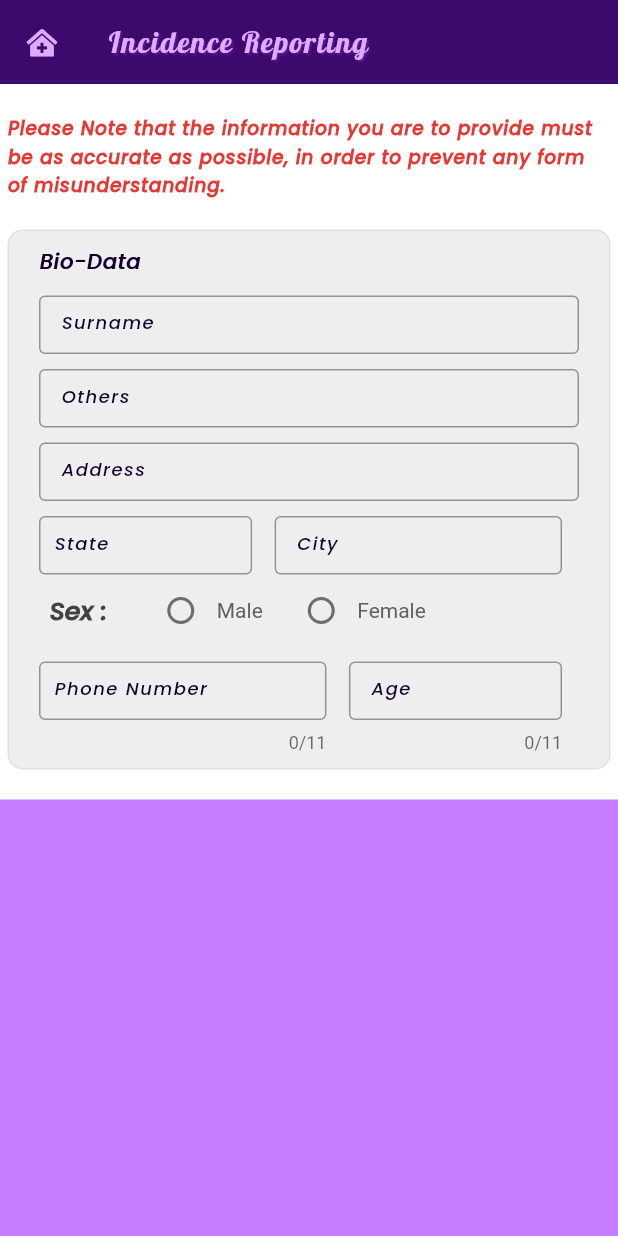
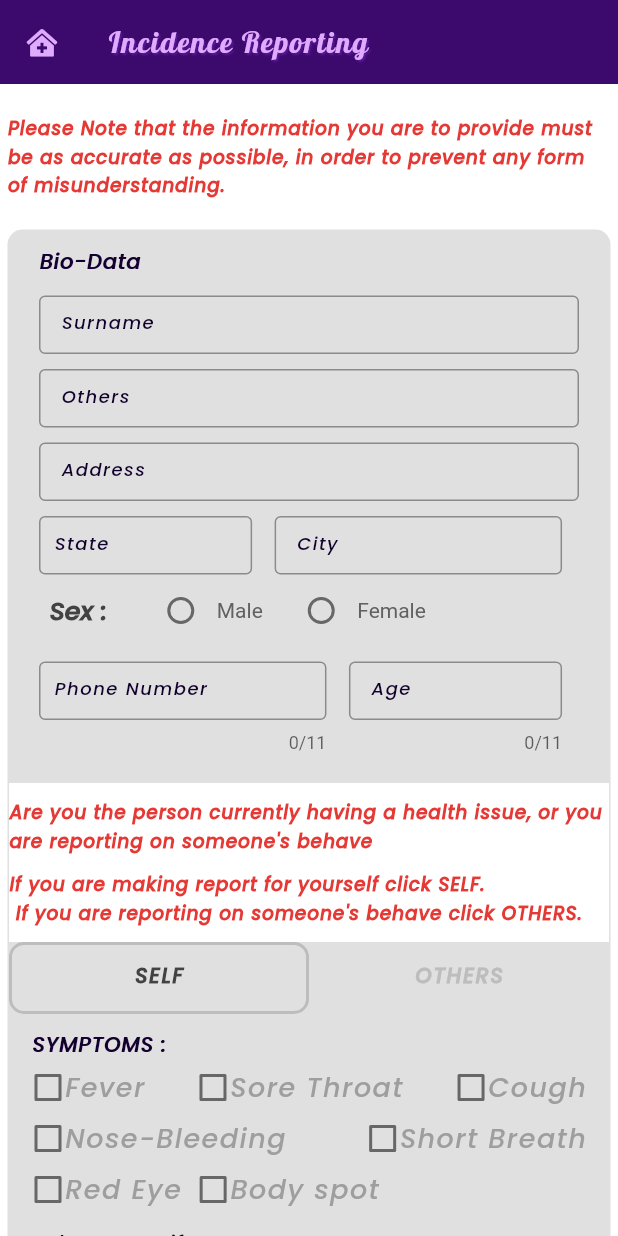
Before and after one commit to jidnation/my-project, a Flutter app: the screen it shows after launch, after a tap on "Report Incident", on a phone screen of 412 x 824 dp. Run offline on Flutter 3.47's test engine with Material 2 defaults, Android fonts, the phone set to English and light mode, and no system bars; our stand-ins replace carousel_slider, flutter_svg, font_awesome_flutter.

Commit message:
creating a TabBar
creating two tabBar view for getting report

```diff
--- /dev/null
+++ b/lib/Models/configurations.dart
@@ -0,0 +1,53 @@
+import 'package:flutter/material.dart';
+
+TextStyle noticeTextStyle() {
+  return TextStyle(
+      fontFamily: 'Poppins',
+      fontWeight: FontWeight.w700,
+      color: Colors.red.shade600,
+      fontSize: 12.5,
+      letterSpacing: 0.5);
+}
+
+class SymptomsCheckBox extends StatefulWidget {
+  bool? valueName;
+  String text;
+  SymptomsCheckBox({Key? key, required this.valueName, required this.text}) : super(key: key);
+
+  @override
+  State<SymptomsCheckBox> createState() => _SymptomsCheckBoxState();
+}
+
+class _SymptomsCheckBoxState extends State<SymptomsCheckBox> {
+  @override
+  Widget build(BuildContext context) {
+    return Row(
+      children: [
+        SizedBox(
+          width: 22,
+          height: 32,
+          child: Checkbox(
+              activeColor: Colors.green,
+              value: widget.valueName,
+              onChanged: (bool? value) {
+                setState(() {
+                  widget.valueName = value;
+                });
+              }),
+        ),
+        Text(
+          widget.text,
+          style: TextStyle(
+              color: (widget.valueName!)
+                  ? Colors.grey.shade900
+                  : Colors.grey.shade500,
+              fontSize: 18,
+              fontWeight:
+                  (widget.valueName!) ? FontWeight.bold : FontWeight.w500,
+              fontFamily: 'Poppins',
+              letterSpacing: 1),
+        )
+      ],
+    );
+  }
+}
--- a/lib/Routes/admin_page.dart
+++ b/lib/Routes/admin_page.dart
@@ -34,7 +34,7 @@ class _AdminPageState extends State<AdminPage> {
                       children: const [
                         ContainerBuilder(
                           icon: FontAwesomeIcons.clipboard,
-                          label: 'Report',
+                          label: 'Case-Report',
                           colorName: Colors.red,
                         ),
                         IconContainerBuilder(
--- a/lib/Routes/contacts.dart
+++ b/lib/Routes/contacts.dart
@@ -3,3 +3,4 @@ const String signInPage = '/sign_in';
 const String signUpPage = '/sign_up';
 const String reportingPage = '/report_page';
 const String adminPage = '/admin_page';
+const String successPage = '/success_page';
--- a/lib/Routes/report_page.dart
+++ b/lib/Routes/report_page.dart
@@ -1,6 +1,9 @@
 import 'package:flutter/material.dart';
 import 'package:font_awesome_flutter/font_awesome_flutter.dart';
+import 'package:my_project/Models/configurations.dart';
+import 'package:my_project/Routes/contacts.dart';
 import 'package:my_project/Widgets/form_gen.dart';
+import 'package:my_project/Widgets/tab_gen.dart';
 
 class ReportingPage extends StatefulWidget {
   const ReportingPage({Key? key}) : super(key: key);
@@ -9,9 +12,23 @@ class ReportingPage extends StatefulWidget {
   _ReportingPageState createState() => _ReportingPageState();
 }
 
-class _ReportingPageState extends State<ReportingPage> {
+class _ReportingPageState extends State<ReportingPage>
+    with SingleTickerProviderStateMixin {
   final GlobalKey _reportKey = GlobalKey<FormState>();
   String? sex;
+  late TabController _reportTabController;
+
+  @override
+  void initState() {
+    super.initState();
+    _reportTabController = TabController(length: 2, vsync: this);
+  }
+
+  @override
+  void dispose() {
+    _reportTabController.dispose();
+    super.dispose();
+  }
 
   @override
   Widget build(BuildContext context) {
@@ -41,33 +58,29 @@ class _ReportingPageState extends State<ReportingPage> {
               ]),
         ),
       ),
-        backgroundColor: const Color(0xffc77dff),
+      backgroundColor: const Color(0xFFDEBFF5),
       body: SingleChildScrollView(
         child: Container(
           padding: const EdgeInsets.symmetric(vertical: 20, horizontal: 5),
           decoration: const BoxDecoration(color: Colors.white),
-            child:
-                Column(mainAxisAlignment: MainAxisAlignment.start, children: [
+          child: Column(mainAxisAlignment: MainAxisAlignment.start, children: [
             Text(
               'Please Note that the information you are to provide must be as accurate as possible, in order to prevent any form of misunderstanding.',
-                style: TextStyle(
-                    fontFamily: 'Poppins',
-                    fontWeight: FontWeight.w700,
-                    color: Colors.red.shade600,
-                    fontSize: 12.5,
-                    letterSpacing: 0.5),
+              style: noticeTextStyle(),
             ),
             const SizedBox(height: 20),
             Container(
-                padding:
-                    const EdgeInsets.symmetric(horizontal: 20, vertical: 10),
               decoration: BoxDecoration(
-                  color: Colors.grey.shade200,
+                color: Colors.grey.shade300,
                 border: Border.all(width: 1, color: Colors.grey.shade300),
                 borderRadius: BorderRadius.circular(10),
               ),
               child: Form(
                 key: _reportKey,
+                child: Column(mainAxisSize: MainAxisSize.min, children: [
+                  Container(
+                    padding: const EdgeInsets.symmetric(
+                        horizontal: 20, vertical: 10),
                     child: Column(children: [
                       Row(
                         children: const [
@@ -81,7 +94,8 @@ class _ReportingPageState extends State<ReportingPage> {
                           labelValue: ' Surname',
                           keyboardName: TextInputType.text),
                       const RegForm(
-                        labelValue: ' Others', keyboardName: TextInputType.text),
+                          labelValue: ' Others',
+                          keyboardName: TextInputType.text),
                       const RegForm(
                           labelValue: ' Address',
                           keyboardName: TextInputType.text),
@@ -142,9 +156,69 @@ class _ReportingPageState extends State<ReportingPage> {
                       ]),
                     ]),
                   ),
+                  const SizedBox(height: 10),
+                  Container(
+                    padding: const EdgeInsets.symmetric(vertical: 10),
+                    width: MediaQuery.of(context).size.width,
+                    color: Colors.white,
+                    child: Column(
+                        crossAxisAlignment: CrossAxisAlignment.start,
+                        children: [
+                          Text(
+                            'Are you the person currently having a health issue, or you are reporting on someone\'s behave',
+                            style: noticeTextStyle(),
+                          ),
+                          const SizedBox(height: 10),
+                          Text(
+                            'If you are making report for yourself click SELF. \n If you are reporting on someone\'s behave click OTHERS.',
+                            style: noticeTextStyle(),
                           ),
                         ]),
                   ),
-        ));
+                  TabBar(
+                      controller: _reportTabController,
+                      labelPadding: const EdgeInsets.symmetric(vertical: 0),
+                      labelColor: Colors.grey.shade800,
+                      unselectedLabelColor: Colors.grey.shade400,
+                      labelStyle: const TextStyle(
+                          fontFamily: 'Poppins',
+                          letterSpacing: 1,
+                          fontWeight: FontWeight.bold),
+                      indicator: BoxDecoration(
+                        border:
+                            Border.all(width: 2, color: Colors.grey.shade400),
+                        borderRadius: BorderRadius.circular(10),
+                      ),
+                      tabs: const [
+                        Tab(text: 'SELF'),
+                        Tab(text: 'OTHERS'),
+                      ]),
+                  Container(
+                    constraints: const BoxConstraints(
+                      minHeight: 100,
+                      maxHeight: 700,
+                    ),
+                    child:
+                        TabBarView(controller: _reportTabController, children: [
+                      const SelfWidget(),
+                      Container(color: Colors.green),
+                    ]),
+                  ),
+                  const SizedBox(
+                    height: 20,
+                  ),
+                  GestureDetector(
+                    child: const Button(length: 150, text: 'SUBMIT'),
+                    onTap: () {
+                      Navigator.pushNamed(context, successPage);
+                    },
+                  ),
+                ]),
+              ),
+            ),
+          ]),
+        ),
+      ),
+    );
   }
 }
--- /dev/null
+++ b/lib/Routes/success_page.dart
@@ -0,0 +1,92 @@
+import 'package:flutter/material.dart';
+import 'package:font_awesome_flutter/font_awesome_flutter.dart';
+import 'package:my_project/Routes/contacts.dart';
+import 'package:my_project/Widgets/form_gen.dart';
+
+class SuccessPage extends StatelessWidget {
+  const SuccessPage({Key? key}) : super(key: key);
+
+  @override
+  Widget build(BuildContext context) {
+    return SafeArea(
+      child: Scaffold(
+        body: Container(
+            height: MediaQuery.of(context).size.height,
+            width: MediaQuery.of(context).size.width,
+            decoration: const BoxDecoration(
+                image: DecorationImage(
+                    image: AssetImage('images/success_bg.png'),
+                    fit: BoxFit.cover)),
+            child: Container(
+                color: Colors.white.withOpacity(0.6),
+                child: Column(
+                  children: [
+                    const Spacer(),
+                    Container(
+                        width: 250,
+                        height: 250,
+                        decoration: BoxDecoration(
+                          color: Colors.purple.shade400,
+                          borderRadius: BorderRadius.circular(125),
+                          border: Border.all(
+                              width: 2, color: Colors.purple.shade300),
+                        ),
+                        child: Column(
+                          mainAxisAlignment: MainAxisAlignment.center,
+                          // cro
+                          children: const [
+                            FaIcon(
+                              FontAwesomeIcons.check,
+                              color: Colors.white,
+                              size: 80,
+                            ),
+                            Text(
+                              'Incident Reported',
+                              style: TextStyle(
+                                  color: Colors.white,
+                                  fontFamily: 'Poppins',
+                                  fontWeight: FontWeight.bold,
+                                  letterSpacing: 0.5,
+                                  fontSize: 20,
+                                  shadows: [
+                                    Shadow(
+                                        color: Colors.white,
+                                        offset: Offset(0.6, 0.5))
+                                  ]),
+                            )
+                          ],
+                        )),
+                    const Spacer(),
+                    Padding(
+                      padding: const EdgeInsets.symmetric(horizontal: 30),
+                      child: Text(
+                          'Your Complians have successfully reported, \nWe will get back to you as soon as possible.',
+                          style: TextStyle(
+                            fontFamily: 'Poppins',
+                            fontSize: 14.5,
+                            fontWeight: FontWeight.w800,
+                            shadows: [
+                              Shadow(
+                                color: Colors.grey.shade500,
+                                offset: const Offset(0.7, 0.6),
+                              )
+                            ],
+                          )),
+                    ),
+                    const Spacer(),
+                    GestureDetector(
+                        child: Button(
+                          length: 250,
+                          text: 'HOME',
+                          color: Colors.purple.shade400,
+                        ),
+                        onTap: () {
+                          Navigator.pushNamed(context, homePage);
+                        }),
+                    const Spacer(),
+                  ],
+                ))),
+      ),
+    );
+  }
+}
--- a/lib/Widgets/form_gen.dart
+++ b/lib/Widgets/form_gen.dart
@@ -29,12 +29,14 @@ class RegForm extends StatelessWidget {
   final String labelValue;
   final TextInputType keyboardName;
   final String? value;
+  final int? lineNumber;
 
   const RegForm(
       {Key? key,
       required this.labelValue,
       required this.keyboardName,
-      this.value})
+      this.value,
+      this.lineNumber})
       : super(key: key);
 
   @override
@@ -43,6 +45,7 @@ class RegForm extends StatelessWidget {
       margin: const EdgeInsets.only(top: 10),
       // padding: const EdgeInsets.only(left: 8, top: 0, bottom: 2),
       child: TextFormField(
+        maxLines: (lineNumber != null) ? lineNumber : null,
         maxLength: (keyboardName == TextInputType.number) ? 11 : null,
         style: const TextStyle(color: Color(0xff10002b)),
         keyboardType: keyboardName,
@@ -84,7 +87,6 @@ class RegForm extends StatelessWidget {
       ),
     );
   }
-
 }
 
 class RadioButton extends StatefulWidget {
@@ -137,3 +139,43 @@ class _RadioButtonState extends State<RadioButton> {
     ]);
   }
 }
+
+class Button extends StatelessWidget {
+  final String text;
+  final double length;
+  final Color? color;
+  const Button({
+    Key? key,
+    required this.text,
+    required this.length, this.color,
+  }) : super(key: key);
+
+  @override
+  Widget build(BuildContext context) {
+    return Container(
+        margin: const EdgeInsets.symmetric(vertical: 20),
+        height: 50,
+        width: length,
+        decoration: BoxDecoration(
+            borderRadius: BorderRadius.circular(15),
+            color: (color != null ) ? color! : const Color(0xff3c096c)),
+        child: Center(
+          child: Text(
+            text,
+            style: TextStyle(
+              color: Colors.white,
+              fontFamily: 'Caveat',
+              letterSpacing: 1,
+              fontWeight: FontWeight.bold,
+              fontSize: 20,
+              shadows: [
+                Shadow(
+                  color: Colors.grey.shade500,
+                  offset: const Offset(1, 1),
+                )
+              ],
+            ),
+          ),
+        ));
+  }
+}
--- /dev/null
+++ b/lib/Widgets/tab_gen.dart
@@ -0,0 +1,130 @@
+import 'package:flutter/material.dart';
+import 'package:my_project/Models/configurations.dart';
+import 'package:my_project/Widgets/form_gen.dart';
+
+class SelfWidget extends StatefulWidget {
+  const SelfWidget({
+    Key? key,
+  }) : super(key: key);
+
+  @override
+  State<SelfWidget> createState() => _SelfWidgetState();
+}
+
+class _SelfWidgetState extends State<SelfWidget> {
+  bool? feverVal = false;
+  bool soreVal = false;
+  bool coughVal = false;
+  bool noseVal = false;
+  bool breathVal = false;
+  bool eyeVal = false;
+  bool spotVal = false;
+
+  @override
+  Widget build(BuildContext context) {
+    return Column(children: [
+      Container(
+        padding: const EdgeInsets.symmetric(vertical: 10, horizontal: 15),
+        child: Column(crossAxisAlignment: CrossAxisAlignment.start, children: [
+          const SectionHeading(
+            title: 'SYMPTOMS :',
+          ),
+          const SizedBox(
+            height: 2,
+          ),
+          Row(mainAxisAlignment: MainAxisAlignment.spaceBetween, children: [
+            SymptomsCheckBox(
+              valueName: feverVal,
+              text: 'Fever',
+            ),
+            SymptomsCheckBox(
+              valueName: soreVal,
+              text: 'Sore Throat',
+            ),
+            SymptomsCheckBox(
+              valueName: coughVal,
+              text: 'Cough',
+            ),
+          ]),
+          const SizedBox(
+            height: 2,
+          ),
+          Row(mainAxisAlignment: MainAxisAlignment.spaceBetween, children: [
+            SymptomsCheckBox(
+              valueName: noseVal,
+              text: 'Nose-Bleeding',
+            ),
+            SymptomsCheckBox(
+              valueName: breathVal,
+              text: 'Short Breath',
+            ),
+          ]),
+          const SizedBox(
+            height: 2,
+          ),
+          Row(children: [
+            SymptomsCheckBox(
+              valueName: eyeVal,
+              text: 'Red Eye',
+            ),
+            const SizedBox(width: 10),
+            SymptomsCheckBox(
+              valueName: spotVal,
+              text: 'Body spot',
+            ),
+          ]),
+          const SizedBox(
+            height: 10,
+          ),
+          const SectionHeading(
+            title: 'Others Specify.',
+          ),
+          const RegForm(
+              labelValue: 'Other Sympthoms', keyboardName: TextInputType.text),
+
+              const SizedBox(height: 20),
+               const SectionHeading(title: 'Since when have you be having this feelings?.'),
+              const RegForm(
+                keyboardName: TextInputType.text,
+                labelValue: 'Days',
+              ),
+
+              const SizedBox(height: 20),
+               const SectionHeading(title: 'Do you somehow knows the name of the disease?.'),
+              const RegForm(
+                keyboardName: TextInputType.text,
+                labelValue: 'If Yes, Specify.',
+              ),
+        ]),
+      ),
+      Divider(
+        height: 10,
+        thickness: 2,
+        color: Colors.grey.shade400,
+      ),
+      Container(
+        padding: const EdgeInsets.symmetric(vertical: 10),
+        color: Colors.white,
+        child: Text(
+          'Do you have any health challenges before, such as diabetes, asthma, and so on.',
+          style: noticeTextStyle(),
+        ),
+      ),
+      Container(
+        padding: const EdgeInsets.symmetric(vertical: 10, horizontal: 15),
+        child: Column(
+            crossAxisAlignment: CrossAxisAlignment.start,
+            children: const [
+              SectionHeading(title: 'If Yes, Specify'),
+              RegForm(
+                keyboardName: TextInputType.text,
+                labelValue: 'Specify illness',
+              ),
+              SizedBox(height: 20),
+              SectionHeading(title: 'Do you have anything to say?'),
+              RegForm(labelValue: 'Commet', keyboardName: TextInputType.text, lineNumber: 4,)
+            ]),
+      )
+    ]);
+  }
+}
--- a/lib/router.dart
+++ b/lib/router.dart
@@ -5,6 +5,7 @@ import 'package:my_project/Routes/home_page.dart';
 import 'package:my_project/Routes/report_page.dart';
 import 'package:my_project/Routes/sign_in.dart';
 import 'package:my_project/Routes/sing_up_page.dart';
+import 'package:my_project/Routes/success_page.dart';
 
 class Routing {
   static Route<dynamic> generateRoute(RouteSettings settings) {
@@ -34,6 +35,11 @@ class Routing {
           String _adminName = settings.arguments as String;
           return MaterialPageRoute(builder: (_) => AdminPage(userName: _adminName));
         }
+
+        case successPage:
+        {
+          return MaterialPageRoute(builder: (_) => const SuccessPage());
+        }
       default:
         return MaterialPageRoute(
           builder: (_) => Scaffold(
```
Also changed, not shown: images/success_bg.png (added). Lines whose indentation alone changed are shown as unchanged.
